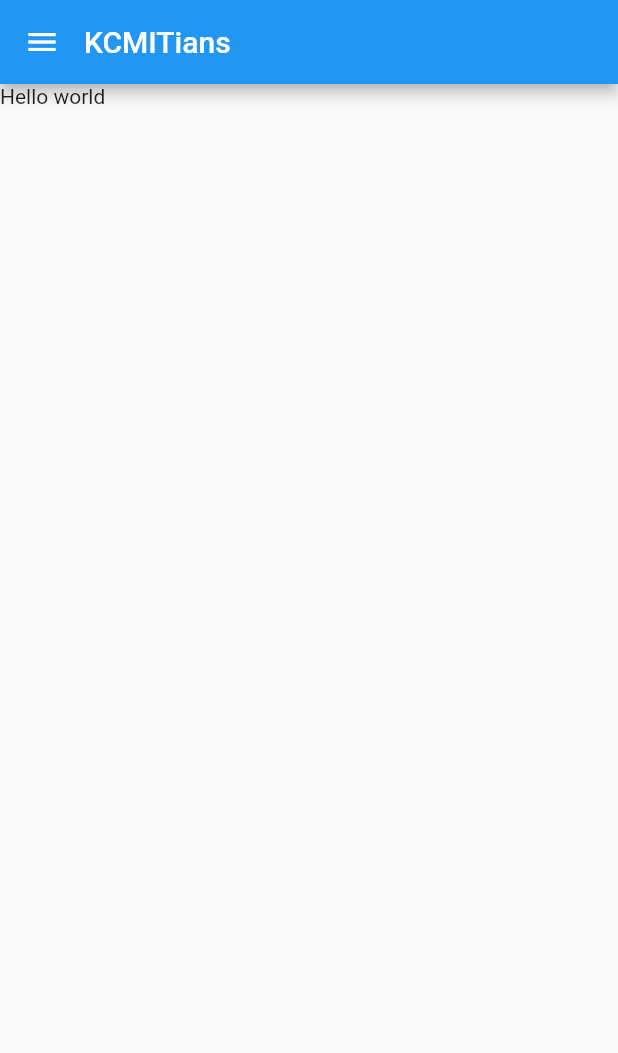
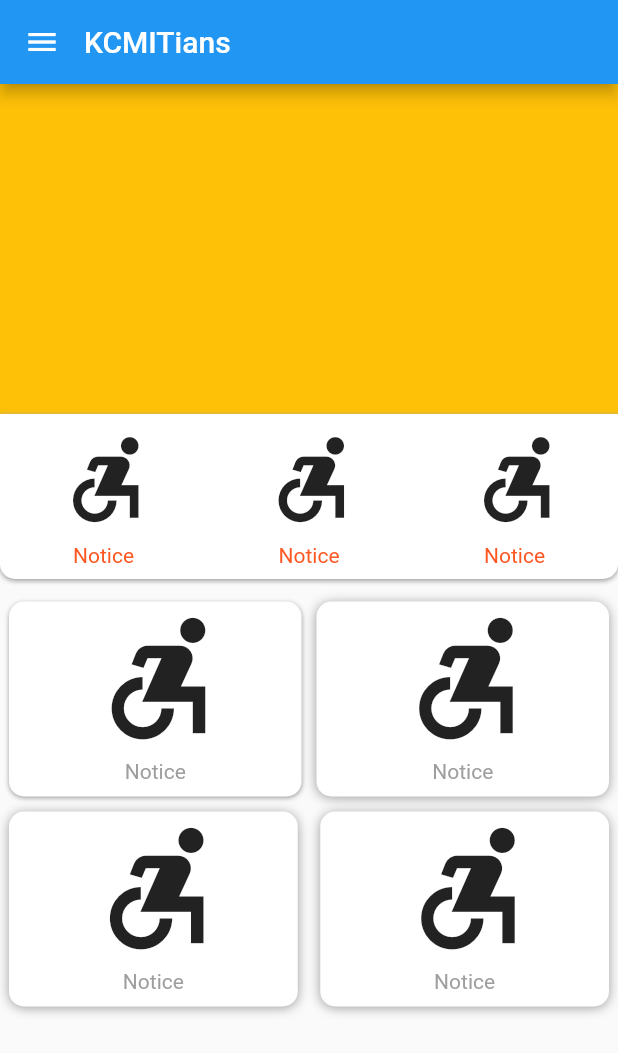
Before and after one commit to praveen1082/collegeapp, a Flutter app: the screen it shows after launch, on a phone screen of 412 x 824 dp. Shown: the top 1053 px of the screen. Run offline on Flutter 3.47's test engine with Material 2 defaults, Android fonts, the phone set to English and light mode, and no system bars.

Commit message:
Working on home page

```diff
--- a/lib/pages/containerpage.dart
+++ b/lib/pages/containerpage.dart
@@ -1,4 +1,5 @@
 import 'package:flutter/material.dart';
+import 'package:kcmitapp/pages/home.dart';
 
 class ContainerPage extends StatefulWidget {
   final title;
@@ -56,7 +57,14 @@ class _ContainerPageState extends State<ContainerPage> {
           titleSpacing: 0,
           title: Text(widget.title),
         ),
-        drawer: Drawer(
+        drawer: drawerWidget(),
+        body: Home(),
+      ),
+    );
+  }
+
+  Drawer drawerWidget() {
+    return Drawer(
       child: Column(
         children: [
           const UserAccountsDrawerHeader(
@@ -99,9 +107,6 @@ class _ContainerPageState extends State<ContainerPage> {
           )
         ],
       ),
-        ),
-        body: _selected == 0 ? Text("Hello world") : Text("Unknown"),
-      ),
     );
   }
 }
--- /dev/null
+++ b/lib/pages/home.dart
@@ -0,0 +1,386 @@
+import 'package:flutter/material.dart';
+
+class Home extends StatelessWidget {
+  const Home({Key? key}) : super(key: key);
+
+  @override
+  Widget build(BuildContext context) {
+    return ListView(
+      shrinkWrap: true,
+      children: [
+        Container(
+            height: 220.0,
+            width: double.infinity,
+            decoration: const BoxDecoration(
+              color: Colors.amber,
+            )),
+        Container(
+          height: 110.0,
+          decoration: const BoxDecoration(
+            color: Colors.white,
+            borderRadius: BorderRadius.only(
+                bottomLeft: Radius.circular(10.0),
+                bottomRight: Radius.circular(10.0)),
+            boxShadow: [
+              BoxShadow(
+                color: Colors.grey,
+                offset: Offset(0.0, 1.0), //(x,y)
+                blurRadius: 2.0,
+              ),
+            ],
+          ),
+          child: Padding(
+            padding: const EdgeInsets.all(8.0),
+            child: Row(
+              mainAxisAlignment: MainAxisAlignment.center,
+              children: [
+                Expanded(
+                  child: Container(
+                    height: 110.0,
+                    color: Colors.white,
+                    child: Column(
+                      mainAxisAlignment: MainAxisAlignment.center,
+                      crossAxisAlignment: CrossAxisAlignment.end,
+                      children: [
+                        Expanded(
+                          child: Row(
+                            mainAxisAlignment: MainAxisAlignment.center,
+                            children: const [
+                              Icon(
+                                Icons.accessible_forward_sharp,
+                                size: 70.0,
+                              ),
+                            ],
+                          ),
+                        ),
+                        const SizedBox(
+                          height: 30.0,
+                        ),
+                        Expanded(
+                          child: Row(
+                            mainAxisAlignment: MainAxisAlignment.center,
+                            crossAxisAlignment: CrossAxisAlignment.end,
+                            children: const [
+                              Text(
+                                "Notice",
+                                style: TextStyle(
+                                    fontSize: 14.0, color: Colors.deepOrange),
+                              )
+                            ],
+                          ),
+                        )
+                      ],
+                    ),
+                  ),
+                ),
+                const SizedBox(
+                  width: 15.0,
+                ),
+                Expanded(
+                  child: Container(
+                    height: 110.0,
+                    color: Colors.white,
+                    child: Column(
+                      mainAxisAlignment: MainAxisAlignment.center,
+                      children: [
+                        Expanded(
+                          child: Row(
+                            mainAxisAlignment: MainAxisAlignment.center,
+                            children: const [
+                              Icon(
+                                Icons.accessible_forward_sharp,
+                                size: 70.0,
+                              ),
+                            ],
+                          ),
+                        ),
+                        const SizedBox(
+                          height: 30.0,
+                        ),
+                        Expanded(
+                          child: Row(
+                            mainAxisAlignment: MainAxisAlignment.center,
+                            crossAxisAlignment: CrossAxisAlignment.end,
+                            children: const [
+                              Text(
+                                "Notice",
+                                style: TextStyle(
+                                    fontSize: 14.0, color: Colors.deepOrange),
+                              )
+                            ],
+                          ),
+                        )
+                      ],
+                    ),
+                  ),
+                ),
+                const SizedBox(
+                  width: 15.0,
+                ),
+                Expanded(
+                  child: Container(
+                    height: 110.0,
+                    color: Colors.white,
+                    child: Column(
+                      mainAxisAlignment: MainAxisAlignment.center,
+                      children: [
+                        Expanded(
+                          child: Row(
+                            mainAxisAlignment: MainAxisAlignment.center,
+                            children: const [
+                              Icon(
+                                Icons.accessible_forward_sharp,
+                                size: 70.0,
+                              ),
+                            ],
+                          ),
+                        ),
+                        const SizedBox(
+                          height: 30.0,
+                        ),
+                        Expanded(
+                          child: Row(
+                            mainAxisAlignment: MainAxisAlignment.center,
+                            crossAxisAlignment: CrossAxisAlignment.end,
+                            children: const [
+                              Text(
+                                "Notice",
+                                style: TextStyle(
+                                    fontSize: 14.0, color: Colors.deepOrange),
+                              )
+                            ],
+                          ),
+                        )
+                      ],
+                    ),
+                  ),
+                ),
+              ],
+            ),
+          ),
+        ),
+        const SizedBox(
+          height: 15,
+        ),
+        Padding(
+          padding: const EdgeInsets.symmetric(horizontal: 6),
+          child: Row(
+            mainAxisAlignment: MainAxisAlignment.center,
+            crossAxisAlignment: CrossAxisAlignment.center,
+            children: [
+              Expanded(
+                child: Container(
+                    decoration: BoxDecoration(
+                      color: Colors.white,
+                      boxShadow: const [
+                        BoxShadow(
+                          color: Colors.grey,
+                          offset: Offset(0.0, 1.0), //(x,y)
+                          blurRadius: 2.0,
+                        ),
+                      ],
+                      borderRadius: BorderRadius.circular(10.0),
+                    ),
+                    height: 130.0,
+                    child: Column(
+                      mainAxisAlignment: MainAxisAlignment.center,
+                      children: [
+                        Expanded(
+                          flex: 2,
+                          child: Row(
+                            mainAxisAlignment: MainAxisAlignment.center,
+                            children: const [
+                              Icon(
+                                Icons.accessible_forward_sharp,
+                                size: 100,
+                              ),
+                            ],
+                          ),
+                        ),
+                        const SizedBox(
+                          height: 30.0,
+                        ),
+                        Expanded(
+                          child: Row(
+                            mainAxisAlignment: MainAxisAlignment.center,
+                            children: const [
+                              Text(
+                                "Notice",
+                                style: TextStyle(
+                                    fontSize: 14.0, color: Colors.grey),
+                              )
+                            ],
+                          ),
+                        )
+                      ],
+                    )),
+              ),
+              const SizedBox(
+                height: 10,
+                width: 10,
+              ),
+              Expanded(
+                child: Container(
+                    decoration: BoxDecoration(
+                      color: Colors.white,
+                      boxShadow: const [
+                        BoxShadow(
+                          color: Colors.grey,
+                          offset: Offset(0.0, 1.0), //(x,y)
+                          blurRadius: 6.0,
+                        ),
+                      ],
+                      borderRadius: BorderRadius.circular(10.0),
+                    ),
+                    height: 130.0,
+                    child: Column(
+                      mainAxisAlignment: MainAxisAlignment.center,
+                      children: [
+                        Expanded(
+                          flex: 2,
+                          child: Row(
+                            mainAxisAlignment: MainAxisAlignment.center,
+                            children: const [
+                              Icon(
+                                Icons.accessible_forward_sharp,
+                                size: 100,
+                              ),
+                            ],
+                          ),
+                        ),
+                        const SizedBox(
+                          height: 30.0,
+                        ),
+                        Expanded(
+                          child: Row(
+                            mainAxisAlignment: MainAxisAlignment.center,
+                            children: const [
+                              Text(
+                                "Notice",
+                                style: TextStyle(
+                                    fontSize: 14.0, color: Colors.grey),
+                              )
+                            ],
+                          ),
+                        )
+                      ],
+                    )),
+              )
+            ],
+          ),
+        ),
+        const SizedBox(height: 10.0),
+        Padding(
+          padding: const EdgeInsets.symmetric(horizontal: 6),
+          child: Row(
+            mainAxisAlignment: MainAxisAlignment.center,
+            crossAxisAlignment: CrossAxisAlignment.center,
+            children: [
+              Expanded(
+                child: Container(
+                    decoration: BoxDecoration(
+                      color: Colors.white,
+                      boxShadow: const [
+                        BoxShadow(
+                          color: Colors.grey,
+                          offset: Offset(0.0, 1.0), //(x,y)
+                          blurRadius: 6.0,
+                        ),
+                      ],
+                      borderRadius: BorderRadius.circular(10.0),
+                    ),
+                    height: 130.0,
+                    child: Column(
+                      mainAxisAlignment: MainAxisAlignment.center,
+                      children: [
+                        Expanded(
+                          flex: 2,
+                          child: Row(
+                            mainAxisAlignment: MainAxisAlignment.center,
+                            children: const [
+                              Icon(
+                                Icons.accessible_forward_sharp,
+                                size: 100,
+                              ),
+                            ],
+                          ),
+                        ),
+                        const SizedBox(
+                          height: 30.0,
+                        ),
+                        Expanded(
+                          child: Row(
+                            mainAxisAlignment: MainAxisAlignment.center,
+                            children: const [
+                              Text(
+                                "Notice",
+                                style: TextStyle(
+                                    fontSize: 14.0, color: Colors.grey),
+                              )
+                            ],
+                          ),
+                        )
+                      ],
+                    )),
+              ),
+              const SizedBox(
+                height: 10,
+                width: 15,
+              ),
+              Expanded(
+                child: Container(
+                    decoration: BoxDecoration(
+                      color: Colors.white,
+                      boxShadow: const [
+                        BoxShadow(
+                          color: Colors.grey,
+                          offset: Offset(0.0, 1.0), //(x,y)
+                          blurRadius: 6.0,
+                        ),
+                      ],
+                      borderRadius: BorderRadius.circular(10.0),
+                    ),
+                    height: 130.0,
+                    child: Column(
+                      mainAxisAlignment: MainAxisAlignment.center,
+                      children: [
+                        Expanded(
+                          flex: 2,
+                          child: Row(
+                            mainAxisAlignment: MainAxisAlignment.center,
+                            children: const [
+                              Icon(
+                                Icons.accessible_forward_sharp,
+                                size: 100,
+                              ),
+                            ],
+                          ),
+                        ),
+                        const SizedBox(
+                          height: 30.0,
+                        ),
+                        Expanded(
+                          child: Row(
+                            mainAxisAlignment: MainAxisAlignment.center,
+                            children: const [
+                              Text(
+                                "Notice",
+                                style: TextStyle(
+                                    fontSize: 14.0, color: Colors.grey),
+                              )
+                            ],
+                          ),
+                        )
+                      ],
+                    )),
+              )
+            ],
+          ),
+        ),
+        const SizedBox(
+          height: 10,
+        ),
+      ],
+    );
+  }
+}
```
Lines whose indentation alone changed are shown as unchanged.
